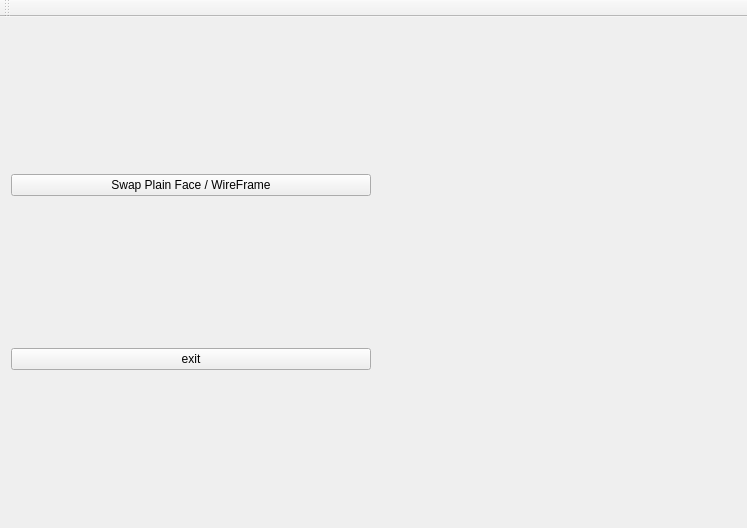
Old version of the form mainwindow.ui in the repository VincentPHAM98/GAM.
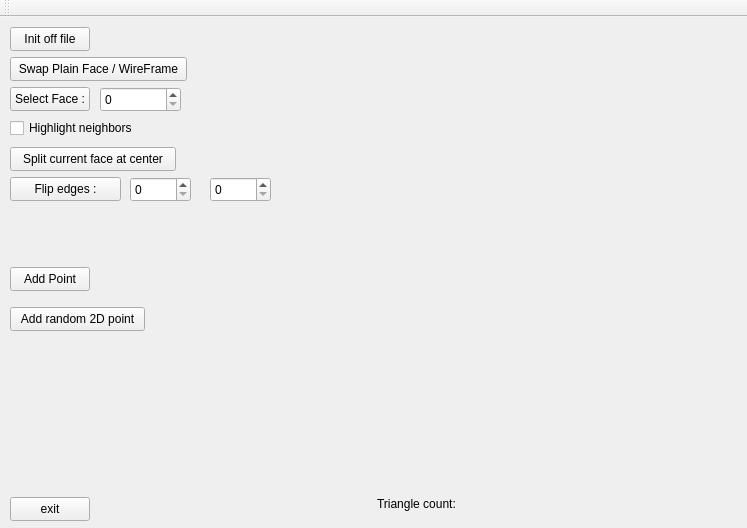
New version of the form. Custom widgets are drawn as their Qt base class.

Diff of the .ui file:
```diff
--- a/mainwindow.ui
+++ b/mainwindow.ui
@@ -20,29 +20,189 @@
      <verstretch>0</verstretch>
     </sizepolicy>
    </property>
-   <layout class="QHBoxLayout" name="horizontalLayout">
-    <item>
-     <layout class="QVBoxLayout" name="verticalLayout_2">
-      <item>
-       <widget class="QPushButton" name="pushButton_3">
-        <property name="text">
-         <string>Swap Plain Face / WireFrame</string>
-        </property>
-       </widget>
-      </item>
-      <item>
-       <widget class="QPushButton" name="pushButton">
-        <property name="text">
-         <string>exit</string>
-        </property>
-       </widget>
-      </item>
-     </layout>
-    </item>
-    <item>
-     <widget class="GLDisplayWidget" name="widget" native="true"/>
-    </item>
-   </layout>
+   <widget class="GLDisplayWidget" name="widget" native="true">
+    <property name="geometry">
+     <rect>
+      <x>377</x>
+      <y>9</y>
+      <width>361</width>
+      <height>493</height>
+     </rect>
+    </property>
+    <widget class="QLabel" name="label">
+     <property name="geometry">
+      <rect>
+       <x>0</x>
+       <y>470</y>
+       <width>91</width>
+       <height>16</height>
+      </rect>
+     </property>
+     <property name="text">
+      <string>Triangle count:</string>
+     </property>
+    </widget>
+    <widget class="QLabel" name="nbTriangleLabel">
+     <property name="geometry">
+      <rect>
+       <x>100</x>
+       <y>470</y>
+       <width>58</width>
+       <height>16</height>
+      </rect>
+     </property>
+     <property name="text">
+      <string/>
+     </property>
+    </widget>
+   </widget>
+   <widget class="QPushButton" name="selectFaceButton">
+    <property name="geometry">
+     <rect>
+      <x>10</x>
+      <y>70</y>
+      <width>80</width>
+      <height>24</height>
+     </rect>
+    </property>
+    <property name="text">
+     <string>Select Face :</string>
+    </property>
+   </widget>
+   <widget class="QCheckBox" name="highlightNeighborsBox">
+    <property name="geometry">
+     <rect>
+      <x>10</x>
+      <y>100</y>
+      <width>141</width>
+      <height>22</height>
+     </rect>
+    </property>
+    <property name="text">
+     <string>Highlight neighbors</string>
+    </property>
+   </widget>
+   <widget class="QPushButton" name="edgeFlipButton">
+    <property name="geometry">
+     <rect>
+      <x>10</x>
+      <y>160</y>
+      <width>111</width>
+      <height>24</height>
+     </rect>
+    </property>
+    <property name="text">
+     <string>Flip edges :</string>
+    </property>
+   </widget>
+   <widget class="QSpinBox" name="flipFace1">
+    <property name="geometry">
+     <rect>
+      <x>130</x>
+      <y>160</y>
+      <width>61</width>
+      <height>25</height>
+     </rect>
+    </property>
+   </widget>
+   <widget class="QSpinBox" name="flipFace2">
+    <property name="geometry">
+     <rect>
+      <x>210</x>
+      <y>160</y>
+      <width>61</width>
+      <height>25</height>
+     </rect>
+    </property>
+   </widget>
+   <widget class="QPushButton" name="pushButton_3">
+    <property name="geometry">
+     <rect>
+      <x>10</x>
+      <y>40</y>
+      <width>177</width>
+      <height>24</height>
+     </rect>
+    </property>
+    <property name="text">
+     <string>Swap Plain Face / WireFrame</string>
+    </property>
+   </widget>
+   <widget class="QPushButton" name="pushButton_4">
+    <property name="geometry">
+     <rect>
+      <x>10</x>
+      <y>250</y>
+      <width>80</width>
+      <height>24</height>
+     </rect>
+    </property>
+    <property name="text">
+     <string>Add Point</string>
+    </property>
+   </widget>
+   <widget class="QPushButton" name="pushButton_2">
+    <property name="geometry">
+     <rect>
+      <x>10</x>
+      <y>290</y>
+      <width>135</width>
+      <height>24</height>
+     </rect>
+    </property>
+    <property name="text">
+     <string>Add random 2D point</string>
+    </property>
+   </widget>
+   <widget class="QPushButton" name="pushButton">
+    <property name="geometry">
+     <rect>
+      <x>10</x>
+      <y>480</y>
+      <width>80</width>
+      <height>24</height>
+     </rect>
+    </property>
+    <property name="text">
+     <string>exit</string>
+    </property>
+   </widget>
+   <widget class="QPushButton" name="initButton">
+    <property name="geometry">
+     <rect>
+      <x>10</x>
+      <y>10</y>
+      <width>80</width>
+      <height>24</height>
+     </rect>
+    </property>
+    <property name="text">
+     <string>Init off file</string>
+    </property>
+   </widget>
+   <widget class="QPushButton" name="splitCenterButton">
+    <property name="geometry">
+     <rect>
+      <x>10</x>
+      <y>130</y>
+      <width>166</width>
+      <height>24</height>
+     </rect>
+    </property>
+    <property name="text">
+     <string>Split current face at center</string>
+    </property>
+   </widget>
+   <widget class="QSpinBox" name="faceSelectBox">
+    <property name="geometry">
+     <rect>
+      <x>100</x>
+      <y>70</y>
+      <width>81</width>
+      <height>25</height>
+     </rect>
+    </property>
+   </widget>
   </widget>
   <widget class="QToolBar" name="mainToolBar">
    <attribute name="toolBarArea">
```
